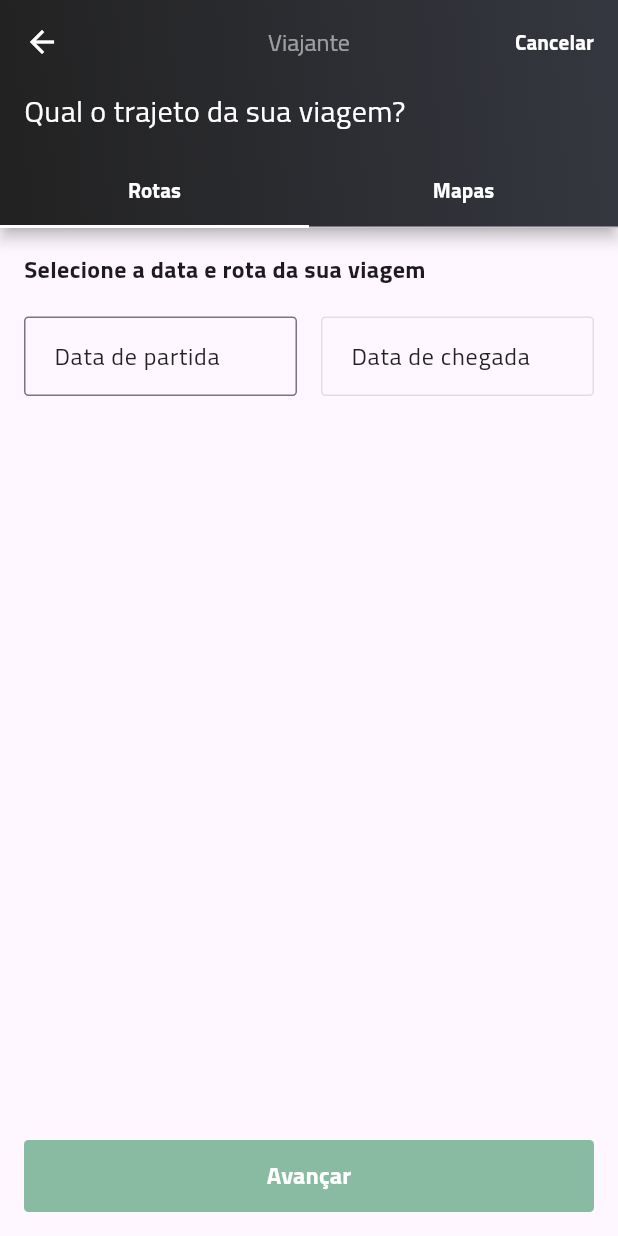
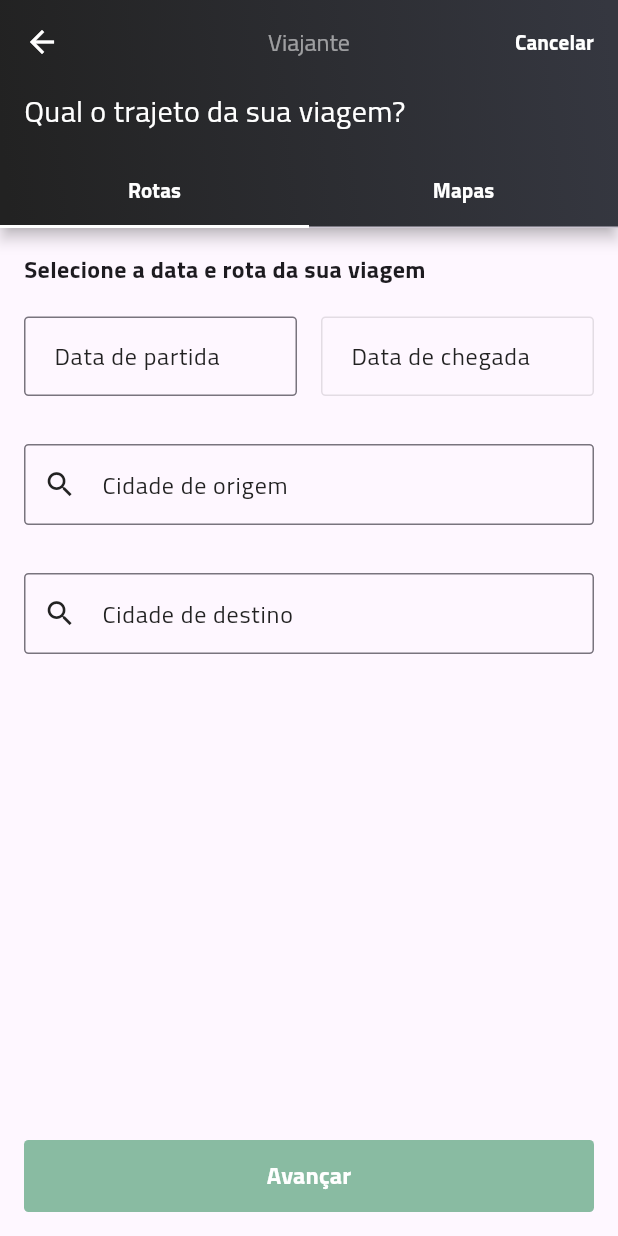
Before and after one commit to schuberty/Jera-Muvver, a Flutter app: the PassengerPathPage screen opened by its route, on a phone screen of 412 x 824 dp. Run offline on Flutter 3.47's test engine with Material 2 defaults, Android fonts, the light colour scheme and no system bars; our stand-ins replace equatable, flutter_bloc.

Commit message:
Implemented alert service and address to destinations in path tab

```diff
--- a/lib/src/app_modules.dart
+++ b/lib/src/app_modules.dart
@@ -1,4 +1,6 @@
 import 'package:jera_muvver/src/modules/passenger/passenger_module.dart';
 import 'package:provider/provider.dart';
 
-final appModules = <Provider>[...passengerModule];
+final appModules = <Provider>[
+  ...passengerModule,
+];
--- a/lib/src/app_widget.dart
+++ b/lib/src/app_widget.dart
@@ -2,6 +2,7 @@ import 'package:flutter/material.dart';
 import 'package:jera_muvver/src/app_modules.dart';
 import 'package:jera_muvver/src/shared/app/app_router.dart';
 import 'package:jera_muvver/src/shared/app/app_theme.dart';
+import 'package:jera_muvver/src/shared/services/inform_service.dart';
 import 'package:provider/provider.dart';
 
 class MuvverApp extends StatelessWidget {
@@ -13,8 +14,9 @@ class MuvverApp extends StatelessWidget {
       providers: appModules,
       child: MaterialApp(
         debugShowCheckedModeBanner: false,
+        navigatorKey: InformService().globalNavigator,
+        onGenerateRoute: AppRouter.onGenerateRoutes,
         theme: AppTheme.themeData(),
-        onGenerateRoute: AppRouter.onGenerateRoutes,
       ),
     );
   }
--- a/lib/src/modules/home/presentation/components/icon_profile_button.dart
+++ b/lib/src/modules/home/presentation/components/icon_profile_button.dart
@@ -3,13 +3,14 @@ import 'package:jera_muvver/src/shared/app/app_constants.dart';
 
 class IconProfileButton extends StatelessWidget {
   final Widget child;
+  final VoidCallback? onPressed;
 
-  const IconProfileButton({required this.child, super.key});
+  const IconProfileButton({required this.child, this.onPressed, super.key});
 
   @override
   Widget build(BuildContext context) {
     return InkWell(
-      onTap: () {},
+      onTap: onPressed,
       splashColor: Colors.transparent,
       highlightColor: Colors.transparent,
       child: Container(
--- /dev/null
+++ b/lib/src/modules/passenger/presentation/components/passenger_text_form.dart
@@ -0,0 +1,52 @@
+import 'package:flutter/material.dart';
+import 'package:jera_muvver/src/shared/app/app_constants.dart';
+
+class PassengerTextForm extends StatelessWidget {
+  final TextEditingController? controller;
+  final TextInputAction? textInputAction;
+  final String? labelText;
+  final Function(String)? onChanged;
+
+  const PassengerTextForm({
+    this.controller,
+    this.textInputAction,
+    this.labelText,
+    this.onChanged,
+    super.key,
+  });
+
+  @override
+  Widget build(BuildContext context) {
+    return TextFormField(
+      controller: controller,
+      textInputAction: textInputAction,
+      onChanged: onChanged,
+      decoration: InputDecoration(
+        prefixIcon: const Icon(
+          Icons.search,
+          color: AppConstants.darkColor,
+          size: 22,
+        ),
+        isDense: true,
+        labelText: labelText,
+        labelStyle: const TextStyle(
+          fontSize: 16,
+          color: AppConstants.darkColor,
+        ),
+        contentPadding: const EdgeInsets.fromLTRB(16, 14, 16, 16),
+        border: OutlineInputBorder(
+          borderSide: const BorderSide(
+            color: AppConstants.darkColor,
+          ),
+          borderRadius: BorderRadius.circular(3),
+        ),
+        focusedBorder: OutlineInputBorder(
+          borderSide: const BorderSide(
+            color: Colors.black,
+          ),
+          borderRadius: BorderRadius.circular(3),
+        ),
+      ),
+    );
+  }
+}
--- a/lib/src/modules/passenger/presentation/cubit/passenger_cubit.dart
+++ b/lib/src/modules/passenger/presentation/cubit/passenger_cubit.dart
@@ -1,20 +1,20 @@
 import 'package:equatable/equatable.dart';
 import 'package:flutter_bloc/flutter_bloc.dart';
-import 'package:jera_muvver/src/modules/passenger/presentation/model/package_dates_model.dart';
 import 'package:jera_muvver/src/modules/passenger/presentation/model/radial_option_model.dart';
+import 'package:jera_muvver/src/modules/passenger/presentation/model/transport_data_model.dart';
 
 part 'passenger_state.dart';
 
 class PassengerCubit extends Cubit<PassengerState> {
   RadialOptionModel? _transportType;
-  TransportDateModel? _packageDates;
+  TransportDataModel? _packageDates;
   RadialOptionModel? _packageType;
   RadialOptionModel? _packageWeight;
 
   PassengerCubit() : super(PassengerPathInitial());
 
   set updateTransportType(RadialOptionModel transportType) => _transportType = transportType;
-  set updateTransportDate(TransportDateModel packageDates) => _packageDates = packageDates;
+  set updateTransportDate(TransportDataModel packageDates) => _packageDates = packageDates;
   set updatePackageType(RadialOptionModel packageType) => _packageType = packageType;
   set updatePackageWeight(RadialOptionModel packageWeight) => _packageWeight = packageWeight;
 
--- a/lib/src/modules/passenger/presentation/model/package_dates_model.dart
+++ /dev/null
@@ -1,16 +0,0 @@
-import 'package:jera_muvver/src/shared/utils.dart';
-
-class TransportDateModel {
-  final DateTime departureDate;
-  final DateTime arrivalDate;
-
-  TransportDateModel({
-    required this.departureDate,
-    required this.arrivalDate,
-  });
-
-  @override
-  String toString() {
-    return 'TransportDate(${formatDate(departureDate)}, ${formatDate(arrivalDate)}';
-  }
-}
--- /dev/null
+++ b/lib/src/modules/passenger/presentation/model/transport_data_model.dart
@@ -0,0 +1,20 @@
+import 'package:jera_muvver/src/shared/utils.dart';
+
+class TransportDataModel {
+  final DateTime departureDate;
+  final DateTime arrivalDate;
+  final String originCity;
+  final String destinationCity;
+
+  TransportDataModel({
+    required this.departureDate,
+    required this.arrivalDate,
+    required this.originCity,
+    required this.destinationCity,
+  });
+
+  @override
+  String toString() {
+    return 'TransportData(${formatDate(departureDate)}, ${formatDate(arrivalDate)}, $originCity, $destinationCity)';
+  }
+}
--- a/lib/src/modules/passenger/presentation/pages/passenger_path_page.dart
+++ b/lib/src/modules/passenger/presentation/pages/passenger_path_page.dart
@@ -50,7 +50,7 @@ class _PassengerPathPageState extends State<PassengerPathPage> with TickerProvid
         child: TabBarView(
           controller: tabController,
           children: <Widget>[
-            PassengerPathTab(enableNextStep: enableNextStep),
+            PassengerPathTab(enableNextStep: updateNextStep),
             const PassengerPathMapTab(),
           ],
         ),
@@ -58,8 +58,12 @@ class _PassengerPathPageState extends State<PassengerPathPage> with TickerProvid
     );
   }
 
-  void enableNextStep() {
-    setState(() => nextStepCallback = navigateToPackageSize);
+  void updateNextStep(bool enable) {
+    if (enable) {
+      setState(() => nextStepCallback = navigateToPackageSize);
+    } else {
+      setState(() => nextStepCallback = null);
+    }
   }
 
   void navigateToPackageSize() {
--- a/lib/src/modules/passenger/presentation/pages/passenger_trip_created_page.dart
+++ b/lib/src/modules/passenger/presentation/pages/passenger_trip_created_page.dart
@@ -13,8 +13,6 @@ class PassengerTripCreatedPage extends StatefulWidget {
 class _PassengerTripCreatedPageState extends State<PassengerTripCreatedPage> {
   @override
   Widget build(BuildContext context) {
-    final screenHeight = MediaQuery.of(context).size.height;
-
     return Scaffold(
       floatingActionButton: PassengerFloatingButton(
         "Voltar ao início",
@@ -22,7 +20,9 @@ class _PassengerTripCreatedPageState extends State<PassengerTripCreatedPage> {
       ),
       floatingActionButtonLocation: FloatingActionButtonLocation.centerFloat,
       body: SafeArea(
-        child: Center(
+        child: Container(
+          alignment: Alignment.center,
+          margin: const EdgeInsets.symmetric(horizontal: 8),
           child: Column(
             mainAxisAlignment: MainAxisAlignment.center,
             children: <Widget>[
--- a/lib/src/modules/passenger/presentation/pages/tab_bars/passenger_path_tab.dart
+++ b/lib/src/modules/passenger/presentation/pages/tab_bars/passenger_path_tab.dart
@@ -1,13 +1,14 @@
 import 'package:flutter/material.dart';
 import 'package:jera_muvver/src/modules/passenger/presentation/components/passenger_date_time_form.dart';
 import 'package:jera_muvver/src/modules/passenger/presentation/components/passenger_subtitle_text_widget.dart';
+import 'package:jera_muvver/src/modules/passenger/presentation/components/passenger_text_form.dart';
 import 'package:jera_muvver/src/modules/passenger/presentation/cubit/passenger_cubit.dart';
-import 'package:jera_muvver/src/modules/passenger/presentation/model/package_dates_model.dart';
+import 'package:jera_muvver/src/modules/passenger/presentation/model/transport_data_model.dart';
 import 'package:jera_muvver/src/shared/utils.dart';
 import 'package:provider/provider.dart';
 
 class PassengerPathTab extends StatefulWidget {
-  final VoidCallback enableNextStep;
+  final Function(bool) enableNextStep;
 
   const PassengerPathTab({required this.enableNextStep, super.key});
 
@@ -18,6 +19,8 @@ class PassengerPathTab extends StatefulWidget {
 class _PassengerPathTabState extends State<PassengerPathTab> with AutomaticKeepAliveClientMixin {
   late final TextEditingController departureDateController;
   late final TextEditingController arrivalDateController;
+  late final TextEditingController originCityController;
+  late final TextEditingController destinationCityController;
 
   late bool canChangeArrivalDateTime;
   late DateTime arrivalFirstDateTime;
@@ -28,6 +31,8 @@ class _PassengerPathTabState extends State<PassengerPathTab> with AutomaticKeepA
 
     departureDateController = TextEditingController();
     arrivalDateController = TextEditingController();
+    originCityController = TextEditingController();
+    destinationCityController = TextEditingController();
 
     canChangeArrivalDateTime = false;
     arrivalFirstDateTime = DateTime.now();
@@ -37,7 +42,8 @@ class _PassengerPathTabState extends State<PassengerPathTab> with AutomaticKeepA
   Widget build(BuildContext context) {
     super.build(context);
 
-    return Column(
+    return SingleChildScrollView(
+      child: Column(
         crossAxisAlignment: CrossAxisAlignment.start,
         children: <Widget>[
           Container(
@@ -57,7 +63,7 @@ class _PassengerPathTabState extends State<PassengerPathTab> with AutomaticKeepA
                     labelText: "Data de partida",
                     selectDateText: "Selecionar data de partida",
                     firstDate: DateTime.now(),
-                  afterDatePicked: updateDateInput,
+                    afterDatePicked: checkDateForm,
                   ),
                 ),
               ),
@@ -69,26 +75,43 @@ class _PassengerPathTabState extends State<PassengerPathTab> with AutomaticKeepA
                     labelText: "Data de chegada",
                     selectDateText: "Selecionar data de chegada",
                     firstDate: arrivalFirstDateTime,
-                  afterDatePicked: updateDateInput,
+                    afterDatePicked: checkDateForm,
                     isEnabled: canChangeArrivalDateTime,
                   ),
                 ),
               ),
             ],
-        )
+          ),
+          Container(
+            margin: const EdgeInsets.fromLTRB(16, 32, 16, 16),
+            child: PassengerTextForm(
+              controller: originCityController,
+              textInputAction: TextInputAction.next,
+              onChanged: checkCityForm,
+              labelText: "Cidade de origem",
+            ),
+          ),
+          Container(
+            margin: const EdgeInsets.fromLTRB(16, 16, 16, 16),
+            child: PassengerTextForm(
+              controller: destinationCityController,
+              textInputAction: TextInputAction.done,
+              onChanged: checkCityForm,
+              labelText: "Cidade de destino",
+            ),
+          ),
+          const SizedBox(height: 64),
         ],
+      ),
     );
   }
 
-  void updateDateInput() {
-    DateTime? departureDate;
-    DateTime? arrivalDate;
-
+  void checkDateForm() {
     if (departureDateController.text.isNotEmpty) {
-      departureDate = parseDate(departureDateController.text);
+      final departureDate = parseDate(departureDateController.text);
 
       if (arrivalDateController.text.isNotEmpty) {
-        arrivalDate = parseDate(arrivalDateController.text);
+        final arrivalDate = parseDate(arrivalDateController.text);
 
         if (departureDate.isAfter(arrivalDate)) {
           arrivalDateController.clear();
@@ -96,31 +119,71 @@ class _PassengerPathTabState extends State<PassengerPathTab> with AutomaticKeepA
       }
 
       setState(() {
-        arrivalFirstDateTime = departureDate!;
+        arrivalFirstDateTime = departureDate;
         canChangeArrivalDateTime = true;
       });
     } else {
       setState(() => canChangeArrivalDateTime = false);
     }
 
-    if (departureDate != null && arrivalDate != null) {
-      final transportDates = TransportDateModel(
+    updateNextButton();
+  }
+
+  void checkCityForm(String value) {
+    updateNextButton();
+  }
+
+  void updateNextButton() {
+    DateTime? departureDate;
+    DateTime? arrivalDate;
+    String? originCity;
+    String? destinationCity;
+
+    if (departureDateController.text.isNotEmpty) {
+      departureDate = parseDate(departureDateController.text);
+    }
+
+    if (arrivalDateController.text.isNotEmpty) {
+      arrivalDate = parseDate(arrivalDateController.text);
+    }
+
+    if (originCityController.text.isNotEmpty) {
+      originCity = originCityController.text;
+    }
+
+    if (destinationCityController.text.isNotEmpty) {
+      destinationCity = destinationCityController.text;
+    }
+
+    if (departureDate != null &&
+        arrivalDate != null &&
+        originCity != null &&
+        destinationCity != null) {
+      final transportDates = TransportDataModel(
         departureDate: departureDate,
         arrivalDate: arrivalDate,
+        originCity: originCity,
+        destinationCity: destinationCity,
       );
 
       context.read<PassengerCubit>().updateTransportDate = transportDates;
 
-      widget.enableNextStep();
+      widget.enableNextStep(true);
+    } else {
+      widget.enableNextStep(false);
     }
   }
 
   @override
   bool get wantKeepAlive => true;
+
   @override
   void dispose() {
     departureDateController.dispose();
     arrivalDateController.dispose();
+    originCityController.dispose();
+    destinationCityController.dispose();
+
     super.dispose();
   }
 }
--- a/lib/src/modules/passenger/presentation/pages/tab_bars/passengern_path_map_tab.dart
+++ b/lib/src/modules/passenger/presentation/pages/tab_bars/passengern_path_map_tab.dart
@@ -7,7 +7,7 @@ class PassengerPathMapTab extends StatelessWidget {
   @override
   Widget build(BuildContext context) {
     return const Center(
-      child: PassengerSubtitleTextWidget("Não implementado"),
+      child: PassengerSubtitleTextWidget("Não implementado."),
     );
   }
 }
--- a/lib/src/shared/app/app_theme.dart
+++ b/lib/src/shared/app/app_theme.dart
@@ -1,4 +1,5 @@
 import 'package:flutter/material.dart';
+import 'package:jera_muvver/src/shared/app/app_constants.dart';
 
 class AppTheme {
   const AppTheme._();
@@ -7,6 +8,9 @@ class AppTheme {
     return ThemeData(
       fontFamily: "TitilliumWeb",
       useMaterial3: true,
+      textSelectionTheme: const TextSelectionThemeData(
+        cursorColor: AppConstants.primaryColor,
+      ),
     );
   }
 }
--- /dev/null
+++ b/lib/src/shared/services/inform_service.dart
@@ -0,0 +1,43 @@
+import 'package:flutter/material.dart';
+
+class InformService {
+  static final InformService _informService = InformService._();
+
+  InformService._();
+
+  factory InformService() => _informService;
+
+  static final _globalNavigator = GlobalKey<NavigatorState>();
+  GlobalKey<NavigatorState> get globalNavigator => _globalNavigator;
+
+  static void showErrorSnackBar(String errorText) {
+    final currentContext = _globalNavigator.currentContext;
+
+    if (currentContext != null) {
+      final snackBar = SnackBar(
+        content: Text(errorText),
+        behavior: SnackBarBehavior.floating,
+        backgroundColor: Colors.redAccent.shade200,
+      );
+
+      ScaffoldMessenger.of(currentContext).showSnackBar(snackBar);
+    }
+  }
+
+  static void showNotImplementedSnackBar() {
+    final currentContext = _globalNavigator.currentContext;
+
+    if (currentContext != null) {
+      final snackBar = SnackBar(
+        content: const Text("Não implementado."),
+        behavior: SnackBarBehavior.floating,
+        backgroundColor: Colors.redAccent.shade200,
+        duration: const Duration(milliseconds: 1500),
+      );
+
+      ScaffoldMessenger.of(currentContext).clearSnackBars();
+
+      ScaffoldMessenger.of(currentContext).showSnackBar(snackBar);
+    }
+  }
+}
```
Also changed, not shown: lib/src/modules/home/presentation/pages/home_page.dart (+14 -7 lines). Lines whose indentation alone changed are shown as unchanged.
